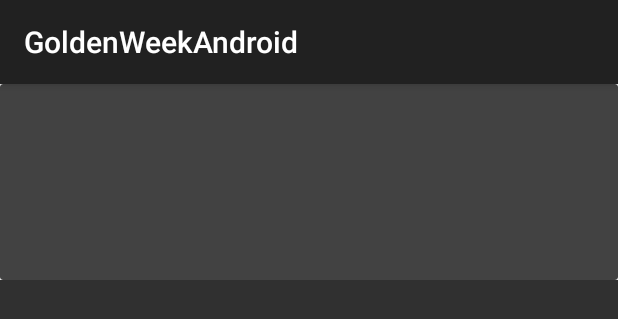
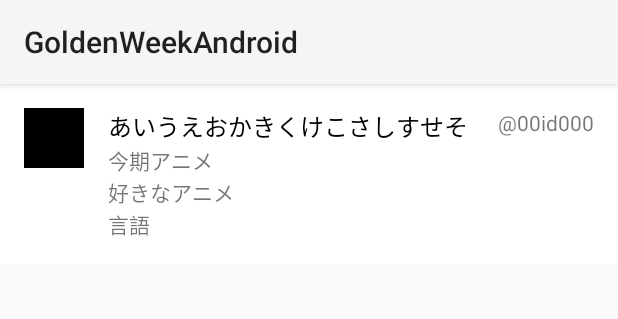
Before and after one commit to cpslab/GoldenProfiles, an Android app: the layout golden_user_view.xml on its own in the app's theme, with its tools: preview values and no code run, on a phone screen of 412 x 824 dp. Shown: the top 319 px of the screen. Run offline under Robolectric (Android 15) with nearby library versions, the phone set to English and light mode, and no system bars.

Commit message:
Mod: List Material View Design

```diff
--- a/app/src/main/java/com/elzup/goldenweekandroid/adapters/GoldenUserAdapter.java
+++ b/app/src/main/java/com/elzup/goldenweekandroid/adapters/GoldenUserAdapter.java
@@ -1,6 +1,10 @@
 package com.elzup.goldenweekandroid.adapters;
 
+import android.content.Context;
+import android.graphics.Bitmap;
 import android.media.Image;
+import android.support.v4.graphics.drawable.RoundedBitmapDrawable;
+import android.support.v4.graphics.drawable.RoundedBitmapDrawableFactory;
 import android.support.v7.widget.RecyclerView;
 import android.view.LayoutInflater;
 import android.view.View;
@@ -9,6 +13,7 @@ import android.widget.ImageView;
 import android.widget.TextView;
 
 import com.bumptech.glide.Glide;
+import com.bumptech.glide.request.target.BitmapImageViewTarget;
 import com.elzup.goldenweekandroid.R;
 import com.elzup.goldenweekandroid.models.GoldenUser;
 
--- a/app/src/main/res/layout/golden_user_view.xml
+++ b/app/src/main/res/layout/golden_user_view.xml
@@ -4,12 +4,6 @@
     android:layout_height="wrap_content"
     android:background="@android:color/white"
     android:orientation="horizontal">
-
-    <android.support.v7.widget.CardView
-        android:layout_width="match_parent"
-        android:layout_height="wrap_content"
-        android:id="@+id/cv"
-        >
 
     <RelativeLayout
         android:layout_width="match_parent"
@@ -18,53 +12,64 @@
         >
 
         <ImageView
-                android:layout_width="wrap_content"
-                android:layout_height="wrap_content"
             android:id="@+id/user_icon"
+            android:layout_width="40dip"
+            android:layout_height="40dip"
             android:layout_alignParentLeft="true"
             android:layout_alignParentTop="true"
+            android:background="@android:color/black"
             android:layout_marginRight="16dp"
             />
 
         <TextView
+            android:id="@+id/user_name"
             android:layout_width="wrap_content"
             android:layout_height="wrap_content"
-                android:id="@+id/user_name"
+            android:layout_marginRight="5dip"
+            android:layout_alignParentTop="true"
             android:layout_toRightOf="@+id/user_icon"
-                android:layout_alignParentTop="true"
-                android:textSize="30sp"
+            android:layout_toLeftOf="@+id/user_id"
+            android:text="あいうえおかきくけこさしすせそ"
+            android:textColor="@android:color/black"
+            android:textSize="16dip"
             />
 
         <TextView
+            android:id="@+id/user_id"
+            android:text="\@00id000"
             android:layout_width="wrap_content"
             android:layout_height="wrap_content"
-                android:id="@+id/user_id"
-                android:layout_toRightOf="@+id/user_name"
+            android:layout_alignParentRight="true"
+            android:layout_alignParentTop="true"
             />
 
         <TextView
+            android:id="@+id/user_c_anime"
+            android:text="今期アニメ"
             android:layout_width="wrap_content"
             android:layout_height="wrap_content"
-                android:id="@+id/user_c_anime"
+            android:layout_toRightOf="@+id/user_icon"
             android:layout_below="@+id/user_name"
             />
 
         <TextView
+            android:id="@+id/user_f_anime"
+            android:text="好きなアニメ"
             android:layout_width="wrap_content"
             android:layout_height="wrap_content"
-                android:id="@+id/user_f_anime"
+            android:layout_toRightOf="@+id/user_icon"
             android:layout_below="@+id/user_c_anime"
             />
 
         <TextView
+            android:id="@+id/user_language"
+            android:text="言語"
             android:layout_width="wrap_content"
             android:layout_height="wrap_content"
-                android:id="@+id/user_language"
+            android:layout_toRightOf="@+id/user_icon"
             android:layout_below="@+id/user_f_anime"
             />
 
     </RelativeLayout>
 
-    </android.support.v7.widget.CardView>
-
 </LinearLayout>
--- a/app/src/main/res/values-v21/styles.xml
+++ b/app/src/main/res/values-v21/styles.xml
@@ -1,10 +1,10 @@
 <resources>
 
-    <style name="AppTheme" parent="android:Theme.Material">
+    <style name="AppTheme" parent="android:Theme.Material.Light">
         <!-- theme customizations -->
-        <item name="colorPrimary">@color/colorPrimary</item>
-        <item name="colorPrimaryDark">@color/colorPrimaryDark</item>
-        <item name="colorAccent">@color/colorAccent</item>
+        <!--<item name="colorPrimary">@color/colorPrimary</item>-->
+        <!--<item name="colorPrimaryDark">@color/colorPrimaryDark</item>-->
+        <!--<item name="colorAccent">@color/colorAccent</item>-->
     </style>
 
 </resources>
--- a/app/src/main/res/values/styles.xml
+++ b/app/src/main/res/values/styles.xml
@@ -1,3 +1,6 @@
 <resources>
 
+    <style name="AppTheme" parent="@android:style/Theme.Holo.Light">
+    </style>
+
 </resources>
```
Lines whose indentation alone changed are shown as unchanged.
